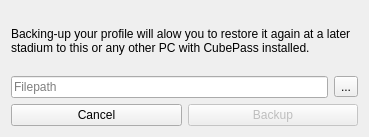
First picture: the form in cubepass/backupaccount.ui, repository kobus-v-schoor/cubepass, before the edit.
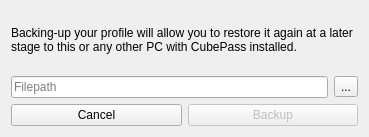
Second picture: the form after the edit. Icons and pictures are not drawn.

Patch:
```diff
--- a/cubepass/backupaccount.ui
+++ b/cubepass/backupaccount.ui
@@ -24,7 +24,7 @@
    <item>
     <widget class="QLabel" name="label">
      <property name="text">
-      <string>Backing-up your profile will alow you to restore it again at a later stadium to this or any other PC with CubePass installed.</string>
+      <string>&lt;html&gt;&lt;head/&gt;&lt;body&gt;&lt;p&gt;Backing-up your profile will allow you to restore it again at a later stage to this or any other PC with CubePass installed.&lt;/p&gt;&lt;/body&gt;&lt;/html&gt;</string>
      </property>
      <property name="wordWrap">
       <bool>true</bool>
```
